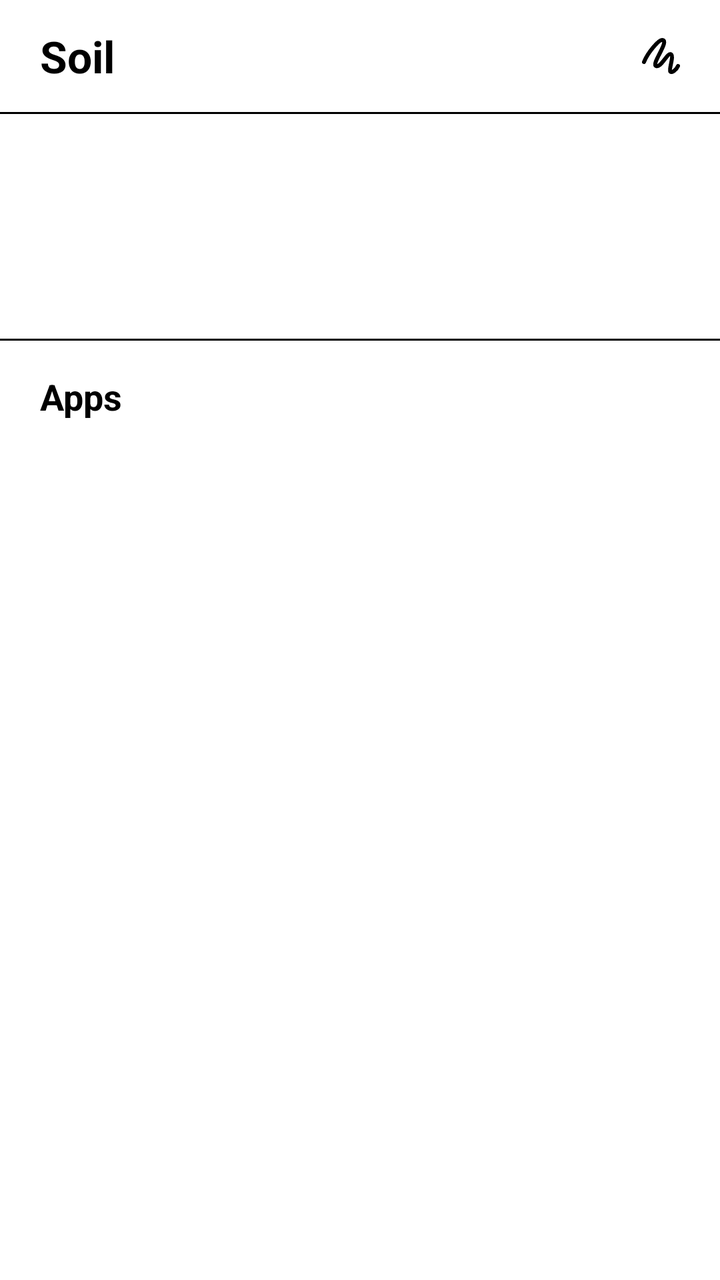
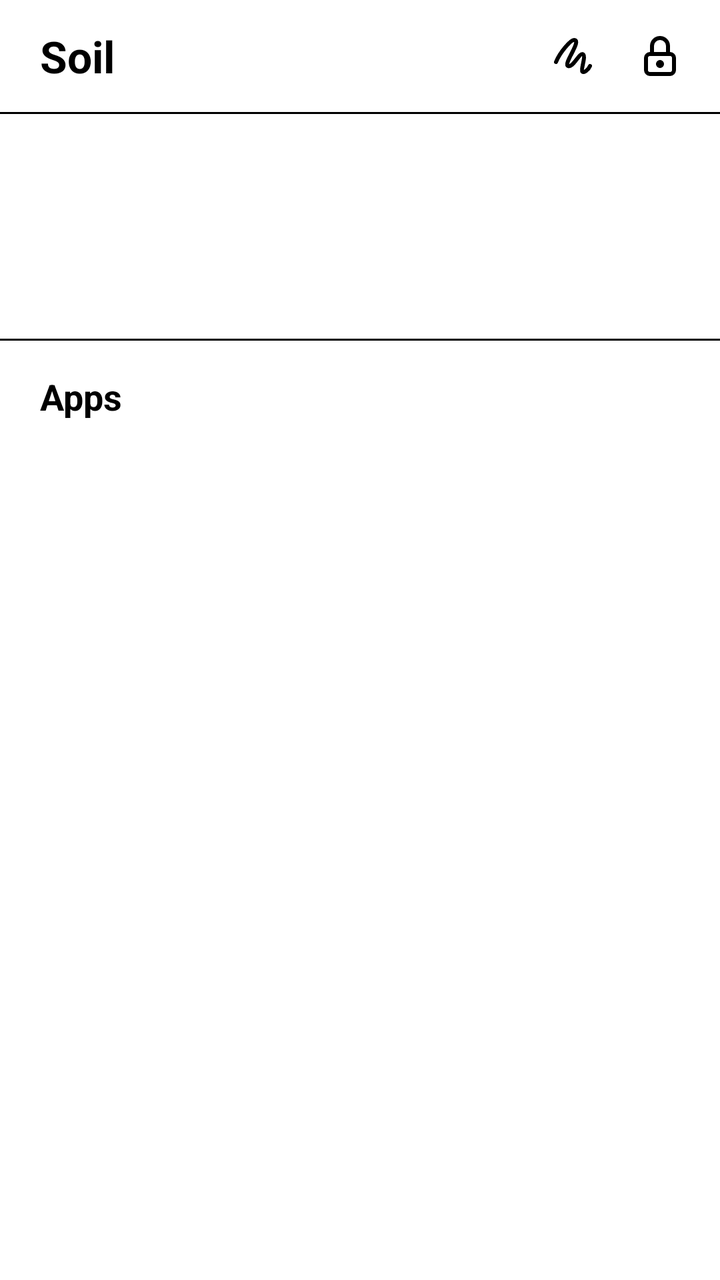

Screens rendered from an Android XML layout before and after an edit, with the pre-edit source and the edit as a unified diff.
<!-- AndroidManifest.xml: application theme Theme.Soil -->
<!-- res/layout/activity_home.xml -->
<?xml version="1.0" encoding="utf-8"?>
<LinearLayout xmlns:android="http://schemas.android.com/apk/res/android"
    android:layout_width="match_parent"
    android:layout_height="match_parent"
    android:orientation="vertical"
    android:background="@color/paperWhite">

    
    <LinearLayout
        android:id="@+id/topBar"
        android:layout_width="match_parent"
        android:layout_height="@dimen/toolbar_bar_thickness"
        android:orientation="horizontal"
        android:gravity="center_vertical"
        android:paddingStart="20dp"
        android:paddingEnd="8dp">

        <TextView
            android:layout_width="0dp"
            android:layout_height="wrap_content"
            android:layout_weight="1"
            android:text="@string/app_name"
            android:textSize="22sp"
            android:textStyle="bold"
            android:textColor="@color/inkBlack" />

        <androidx.appcompat.widget.AppCompatImageButton
            android:id="@+id/btnScratchPad"
            style="@style/Widget.Soil.ToolbarButton"
            android:src="@drawable/ic_sketching"
            android:contentDescription="@string/cd_scratch_pad" />

        <androidx.appcompat.widget.AppCompatButton
            android:id="@+id/btnRecoveryKey"
            style="@style/Widget.Soil.OutlinedButton"
            android:layout_width="wrap_content"
            android:layout_height="@dimen/toolbar_button_size"
            android:text="@string/action_recovery_key"
            android:textSize="16sp"
            android:visibility="gone" />

        <androidx.appcompat.widget.AppCompatButton
            android:id="@+id/btnUnlock"
            style="@style/Widget.Soil.OutlinedButton"
            android:layout_width="wrap_content"
            android:layout_height="@dimen/toolbar_button_size"
            android:text="@string/action_unlock"
            android:textSize="16sp"
            android:visibility="gone" />

    </LinearLayout>

    <View
        android:layout_width="match_parent"
        android:layout_height="1dp"
        android:background="@color/inkBlack" />

    
    <TextView
        android:id="@+id/libraryMessage"
        android:layout_width="match_parent"
        android:layout_height="wrap_content"
        android:gravity="center"
        android:paddingStart="28dp"
        android:paddingEnd="28dp"
        android:paddingTop="44dp"
        android:paddingBottom="44dp"
        android:lineSpacingMultiplier="1.2"
        android:textSize="18sp"
        android:textColor="@color/inkBlack" />

    <View
        android:layout_width="match_parent"
        android:layout_height="1dp"
        android:background="@color/inkBlack" />

    
    <LinearLayout
        android:layout_width="match_parent"
        android:layout_height="@dimen/toolbar_bar_thickness"
        android:orientation="horizontal"
        android:gravity="center_vertical"
        android:paddingStart="20dp"
        android:paddingEnd="8dp">

        <TextView
            android:layout_width="0dp"
            android:layout_height="wrap_content"
            android:layout_weight="1"
            android:text="@string/apps_heading"
            android:textSize="18sp"
            android:textStyle="bold"
            android:textColor="@color/inkBlack" />

        <LinearLayout
            android:id="@+id/appPager"
            android:layout_width="wrap_content"
            android:layout_height="wrap_content"
            android:orientation="horizontal"
            android:gravity="center_vertical"
            android:visibility="gone">

            <androidx.appcompat.widget.AppCompatImageButton
                android:id="@+id/btnAppsPrev"
                style="@style/Widget.Soil.ToolbarButton"
                android:src="@drawable/ic_page_prev"
                android:contentDescription="@string/cd_page_previous" />

            <TextView
                android:id="@+id/appPageText"
                android:layout_width="wrap_content"
                android:layout_height="wrap_content"
                android:minWidth="72dp"
                android:gravity="center"
                android:textSize="16sp"
                android:textColor="@color/inkBlack" />

            <androidx.appcompat.widget.AppCompatImageButton
                android:id="@+id/btnAppsNext"
                style="@style/Widget.Soil.ToolbarButton"
                android:src="@drawable/ic_page_next"
                android:contentDescription="@string/cd_page_next" />
        </LinearLayout>
    </LinearLayout>

    <FrameLayout
        android:id="@+id/appGrid"
        android:layout_width="match_parent"
        android:layout_height="0dp"
        android:layout_weight="1"
        android:paddingStart="12dp"
        android:paddingEnd="12dp" />

</LinearLayout>
<!-- resources referenced by this layout -->
<resources>
  <color name="inkBlack">#000000</color>
  <color name="paperWhite">#FFFFFF</color>
  <dimen name="toolbar_bar_thickness">56dp</dimen>
  <dimen name="toolbar_button_size">44dp</dimen>
  <!-- drawable ic_page_next (drawable) -->
  <?xml version="1.0" encoding="utf-8"?>
  <vector xmlns:android="http://schemas.android.com/apk/res/android"
      android:width="24dp"
      android:height="24dp"
      android:viewportWidth="24"
      android:viewportHeight="24">
      <path
          android:fillColor="@android:color/transparent"
          android:strokeColor="@color/inkBlack"
          android:strokeWidth="2"
          android:strokeLineCap="round"
          android:strokeLineJoin="round"
          android:pathData="M9 6l6 6l-6 6"/>
  </vector>
  <string name="action_recovery_key">Recovery key</string>
  <string name="action_unlock">Unlock</string>
  <string name="app_name">Soil</string>
  <string name="apps_heading">Apps</string>
  <string name="cd_page_next">Next page</string>
  <string name="cd_page_previous">Previous page</string>
  <string name="cd_scratch_pad">Scratch Pad</string>
  <style name="Widget.Soil.ToolbarButton" parent="">
          <item name="android:layout_width">@dimen/toolbar_button_size</item>
          <item name="android:layout_height">@dimen/toolbar_button_size</item>
          <item name="android:background">@drawable/bg_toolbar_button</item>
          <item name="android:padding">@dimen/toolbar_button_padding</item>
          <item name="android:scaleType">fitCenter</item>
          <item name="android:stateListAnimator">@null</item>
      </style>
  <!-- drawable shape_bordered (drawable) -->
  <?xml version="1.0" encoding="utf-8"?>
  <shape xmlns:android="http://schemas.android.com/apk/res/android">
      <solid android:color="@color/paperWhite" />
      <stroke android:width="1dp" android:color="@color/inkBlack" />
      <corners android:radius="4dp" />
  </shape>
  <dimen name="toolbar_button_padding">10dp</dimen>
  <!-- drawable shape_dialog_bordered (drawable) -->
  <?xml version="1.0" encoding="utf-8"?>
  <shape xmlns:android="http://schemas.android.com/apk/res/android">
      <solid android:color="@color/paperWhite" />
      <stroke android:width="2dp" android:color="@color/inkBlack" />
      <corners android:radius="4dp" />
  </shape>
  <style name="Widget.Soil.DialogButton" parent="Widget.AppCompat.Button.ButtonBar.AlertDialog">
          <item name="android:textColor">@color/inkBlack</item>
          <item name="android:textAllCaps">false</item>
          <item name="android:stateListAnimator">@null</item>
          <item name="android:background">@android:color/transparent</item>
          <item name="android:layout_marginStart">16dp</item>
          <item name="android:paddingStart">16dp</item>
          <item name="android:paddingEnd">16dp</item>
      </style>
  <!-- unchanged entries left out for length: 6 -->
</resources>

<!-- the commit's change to res/layout/activity_home.xml (unified diff, before → after) -->
@@ -29,6 +29,12 @@
             style="@style/Widget.Soil.ToolbarButton"
             android:src="@drawable/ic_sketching"
             android:contentDescription="@string/cd_scratch_pad" />
+
+        <androidx.appcompat.widget.AppCompatImageButton
+            android:id="@+id/btnEncryption"
+            style="@style/Widget.Soil.ToolbarButton"
+            android:src="@drawable/ic_lock"
+            android:contentDescription="@string/cd_encryption" />
 
         <androidx.appcompat.widget.AppCompatButton
             android:id="@+id/btnRecoveryKey"
<!-- resource entries referenced after the edit -->
@@ -4,6 +4,35 @@
   <color name="paperWhite">#FFFFFF</color>
   <dimen name="toolbar_bar_thickness">56dp</dimen>
   <dimen name="toolbar_button_size">44dp</dimen>
+  <!-- drawable ic_lock (drawable) -->
+  <?xml version="1.0" encoding="utf-8"?>
+  <vector xmlns:android="http://schemas.android.com/apk/res/android"
+      android:width="24dp"
+      android:height="24dp"
+      android:viewportWidth="24"
+      android:viewportHeight="24">
+      <path
+          android:fillColor="@android:color/transparent"
+          android:strokeColor="@color/inkBlack"
+          android:strokeWidth="2"
+          android:strokeLineCap="round"
+          android:strokeLineJoin="round"
+          android:pathData="M5 13a2 2 0 0 1 2 -2h10a2 2 0 0 1 2 2v6a2 2 0 0 1 -2 2h-10a2 2 0 0 1 -2 -2z" />
+      <path
+          android:fillColor="@android:color/transparent"
+          android:strokeColor="@color/inkBlack"
+          android:strokeWidth="2"
+          android:strokeLineCap="round"
+          android:strokeLineJoin="round"
+          android:pathData="M11 16a1 1 0 1 0 2 0a1 1 0 0 0 -2 0" />
+      <path
+          android:fillColor="@android:color/transparent"
+          android:strokeColor="@color/inkBlack"
+          android:strokeWidth="2"
+          android:strokeLineCap="round"
+          android:strokeLineJoin="round"
+          android:pathData="M8 11v-4a4 4 0 1 1 8 0v4" />
+  </vector>
   <!-- drawable ic_page_next (drawable) -->
   <?xml version="1.0" encoding="utf-8"?>
   <vector xmlns:android="http://schemas.android.com/apk/res/android"
@@ -23,6 +52,7 @@
   <string name="action_unlock">Unlock</string>
   <string name="app_name">Soil</string>
   <string name="apps_heading">Apps</string>
+  <string name="cd_encryption">Encryption</string>
   <string name="cd_page_next">Next page</string>
   <string name="cd_page_previous">Previous page</string>
   <string name="cd_scratch_pad">Scratch Pad</string>
